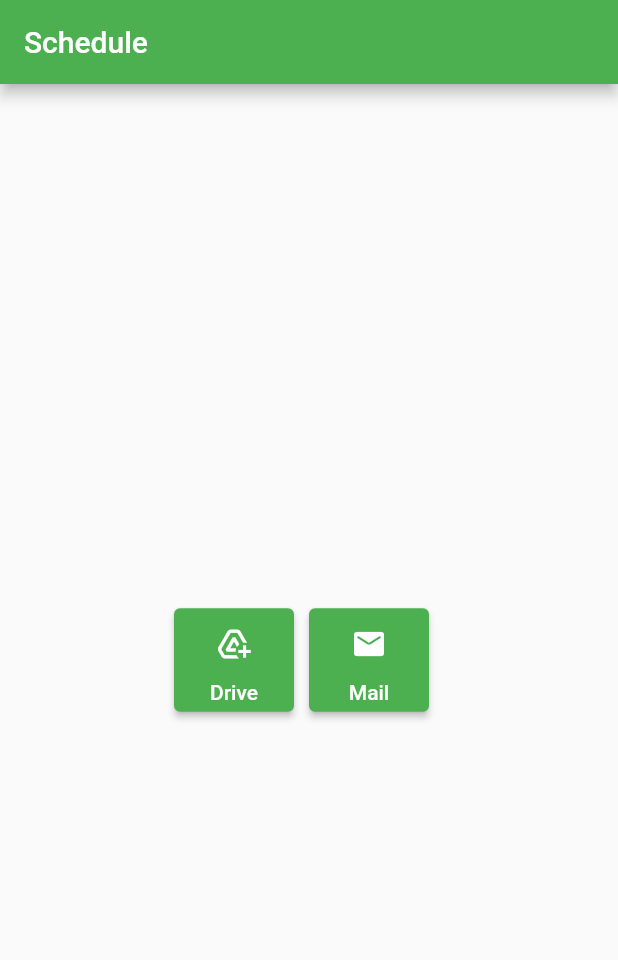
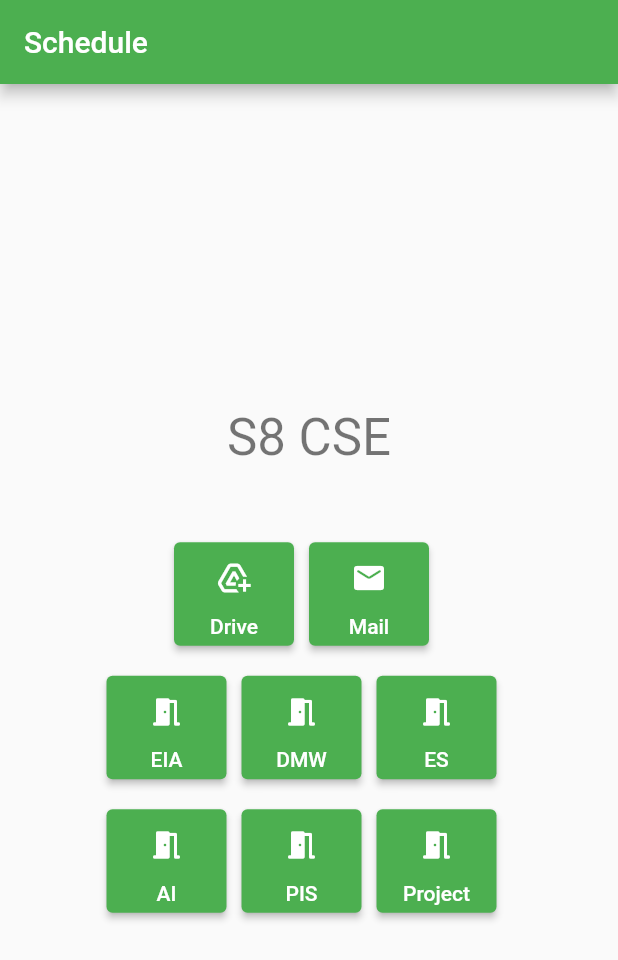
Before and after one commit to joe733/schedule, a Flutter app: the screen it shows after launch, on a phone screen of 412 x 824 dp. Shown: the top 960 px of the screen. Run offline on Flutter 3.47's test engine with Material 2 defaults, Android fonts, the phone set to English and light mode, and no system bars.

Commit message:
feat: completes basic layout  🥳

```diff
--- a/lib/main.dart
+++ b/lib/main.dart
@@ -6,21 +6,11 @@ void main() {
 }
 
 class MyApp extends StatelessWidget {
-  // This widget is the root of your application.
   @override
   Widget build(BuildContext context) {
     return MaterialApp(
       title: 'Schedule',
       theme: ThemeData(
-        // This is the theme of your application.
-        //
-        // Try running your application with "flutter run". You'll see the
-        // application has a blue toolbar. Then, without quitting the app, try
-        // changing the primarySwatch below to Colors.green and then invoke
-        // "hot reload" (press "r" in the console where you ran "flutter run",
-        // or simply save your changes to "hot reload" in a Flutter IDE).
-        // Notice that the counter didn't reset back to zero; the application
-        // is not restarted.
         primarySwatch: Colors.green,
       ),
       home: MyHomePage(title: 'Schedule'),
@@ -30,16 +20,6 @@ class MyApp extends StatelessWidget {
 
 class MyHomePage extends StatefulWidget {
   MyHomePage({Key key, this.title}) : super(key: key);
-
-  // This widget is the home page of your application. It is stateful, meaning
-  // that it has a State object (defined below) that contains fields that affect
-  // how it looks.
-
-  // This class is the configuration for the state. It holds the values (in this
-  // case the title) provided by the parent (in this case the App widget) and
-  // used by the build method of the State. Fields in a Widget subclass are
-  // always marked "final".
-
   final String title;
 
   @override
@@ -47,57 +27,25 @@ class MyHomePage extends StatefulWidget {
 }
 
 class _MyHomePageState extends State<MyHomePage> {
-  int _counter = 0;
-
-  void _incrementCounter() {
-    setState(() {
-      // This call to setState tells the Flutter framework that something has
-      // changed in this State, which causes it to rerun the build method below
-      // so that the display can reflect the updated values. If we changed
-      // _counter without calling setState(), then the build method would not be
-      // called again, and so nothing would appear to happen.
-      _counter++;
-    });
-  }
-
   @override
   Widget build(BuildContext context) {
-    // This method is rerun every time setState is called, for instance as done
-    // by the _incrementCounter method above.
-    //
-    // The Flutter framework has been optimized to make rerunning build methods
-    // fast, so that you can just rebuild anything that needs updating rather
-    // than having to individually change instances of widgets.
     return Scaffold(
       appBar: AppBar(
-        // Here we take the value from the MyHomePage object that was created by
-        // the App.build method, and use it to set our appbar title.
         title: Text(widget.title),
       ),
       body: Center(
-        // Center is a layout widget. It takes a single child and positions it
-        // in the middle of the parent.
         child: Column(
-            // Column is also a layout widget. It takes a list of children and
-            // arranges them vertically. By default, it sizes itself to fit its
-            // children horizontally, and tries to be as tall as its parent.
-            //
-            // Invoke "debug painting" (press "p" in the console, choose the
-            // "Toggle Debug Paint" action from the Flutter Inspector in Android
-            // Studio, or the "Toggle Debug Paint" command in Visual Studio Code)
-            // to see the wireframe for each widget.
-            //
-            // Column has various properties to control how it sizes itself and
-            // how it positions its children. Here we use mainAxisAlignment to
-            // center the children vertically; the main axis here is the vertical
-            // axis because Columns are vertical (the cross axis would be
-            // horizontal).
             mainAxisAlignment: MainAxisAlignment.center,
             children: <Widget>[
+              Text(
+                'S8 CSE',
+                style: Theme.of(context).textTheme.headline4,
+              ),
+              SizedBox(height: 50),
               Row(
+                  //General Row
                   mainAxisAlignment: MainAxisAlignment.center,
                   children: <Widget>[
-                    //General Row
                     myButtons(Icons.add_to_drive, 'Drive',
                         'https://drive.google.com/drive/folders/1oOzkR6gugx8ZtgM6SSqTDz8xpMav_v8U'),
                     SizedBox(width: 10),
@@ -105,6 +53,36 @@ class _MyHomePageState extends State<MyHomePage> {
                         'mailto:iesbtechcs2k17to21@googlegroups.com'),
                     SizedBox(width: 10),
                   ]),
+              SizedBox(height: 20),
+              Row(
+                  //Row 1
+                  mainAxisAlignment: MainAxisAlignment.center,
+                  children: <Widget>[
+                    myButtons(Icons.meeting_room_rounded, 'EIA',
+                        'https://meet.google.com/ecd-obdy-zgd'),
+                    SizedBox(width: 10),
+                    myButtons(Icons.meeting_room_rounded, 'DMW',
+                        'https://meet.google.com/jce-fwot-zqb'),
+                    SizedBox(width: 10),
+                    myButtons(Icons.meeting_room_rounded, 'ES',
+                        'https://meet.google.com/yja-kdxa-ixc'),
+                    SizedBox(width: 10),
+                  ]),
+              SizedBox(height: 20),
+              Row(
+                  //Row 2
+                  mainAxisAlignment: MainAxisAlignment.center,
+                  children: <Widget>[
+                    myButtons(Icons.meeting_room_rounded, 'AI',
+                        'https://meet.google.com/erc-dsjk-iez'),
+                    SizedBox(width: 10),
+                    myButtons(Icons.meeting_room_rounded, 'PIS',
+                        'https://meet.google.com/cao-gkxq-mox'),
+                    SizedBox(width: 10),
+                    myButtons(Icons.meeting_room_rounded, 'Project',
+                        'https://meet.google.com/yzg-ccdf-qdm'),
+                    SizedBox(width: 10),
+                  ])
             ]),
       ), // This trailing comma makes auto-formatting nicer for build methods.
     );
```
Also changed, not shown: 1 other file.
